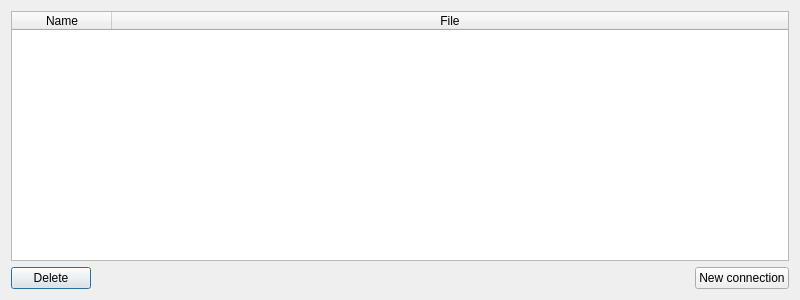
OvchinnikovNV/openvpn3-ubuntu-ui, file ui/designer/manager.ui: the form before one commit.
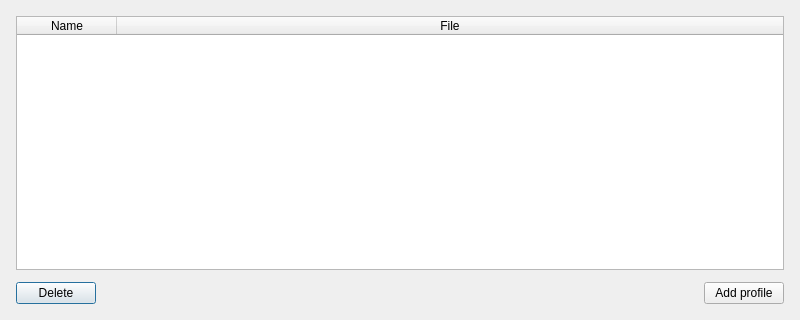
The form after the commit.

```diff
--- a/ui/designer/manager.ui
+++ b/ui/designer/manager.ui
@@ -11,9 +11,30 @@
    </rect>
   </property>
   <property name="windowTitle">
-   <string>Connections</string>
+   <string>Manage profiles</string>
+  </property>
+  <property name="minimumSize">
+   <size>
+    <width>640</width>
+    <height>320</height>
+   </size>
   </property>
   <layout class="QVBoxLayout" name="verticalLayout">
+   <property name="spacing">
+    <number>12</number>
+   </property>
+   <property name="leftMargin">
+    <number>16</number>
+   </property>
+   <property name="topMargin">
+    <number>16</number>
+   </property>
+   <property name="rightMargin">
+    <number>16</number>
+   </property>
+   <property name="bottomMargin">
+    <number>16</number>
+   </property>
    <item>
     <widget class="QTableWidget" name="table">
      <property name="selectionMode">
@@ -62,7 +83,7 @@
      <item>
       <widget class="QPushButton" name="btn_new">
        <property name="text">
-        <string>New connection</string>
+        <string>Add profile</string>
        </property>
       </widget>
      </item>
```
